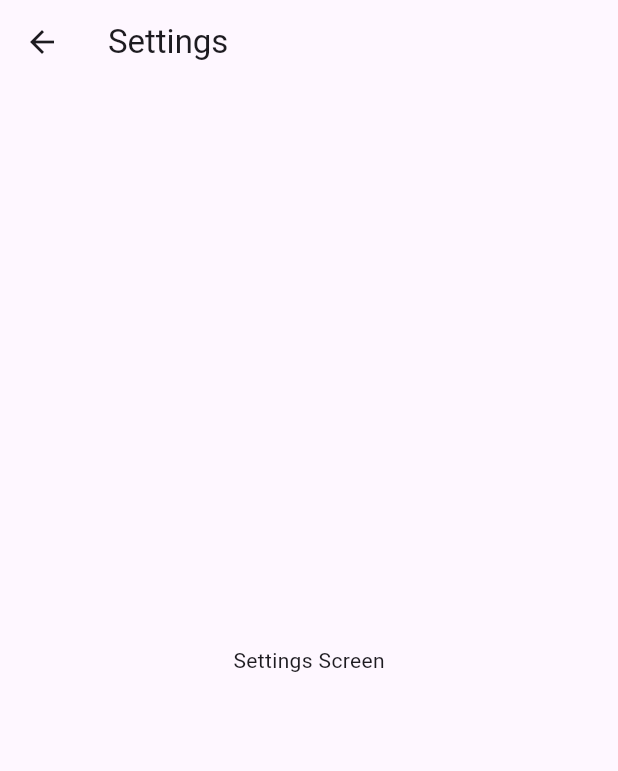
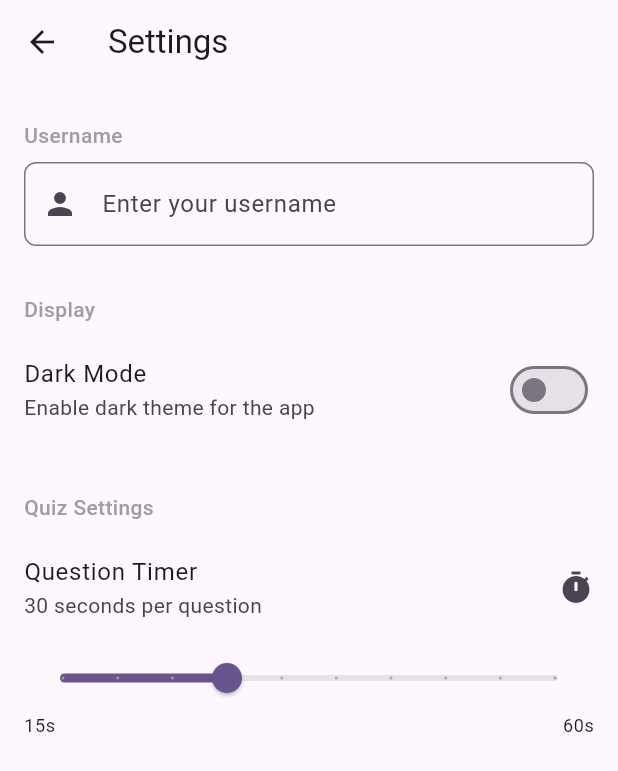
Before and after one commit to OfficialEseosa/Musy, a Flutter app: the SettingsScreen screen opened directly, on a phone screen of 412 x 824 dp. Shown: the top 771 px of the screen. Run offline on Flutter 3.47's test engine with Material 3 defaults, Android fonts, the phone set to English and light mode, and no system bars; our stand-ins replace shared_preferences, sqflite; accounts and stored records are empty.

Commit message:
implementd settings screen with username, dark mode, and timer duration

```diff
--- a/lib/screens/settings_screen.dart
+++ b/lib/screens/settings_screen.dart
@@ -1,4 +1,5 @@
 import 'package:flutter/material.dart';
+import '../services/settings_service.dart';
 
 class SettingsScreen extends StatefulWidget {
   const SettingsScreen({super.key});
@@ -8,14 +9,165 @@ class SettingsScreen extends StatefulWidget {
 }
 
 class _SettingsScreenState extends State<SettingsScreen> {
+  late TextEditingController _usernameController;
+  final SettingsService _settingsService = SettingsService();
+  bool _isDarkMode = false;
+  int _timerDuration = 30;
+  bool _isLoading = true;
+
+  @override
+  void initState() {
+    super.initState();
+    _usernameController = TextEditingController();
+    _loadSettings();
+  }
+
+  @override
+  void dispose() {
+    _usernameController.dispose();
+    super.dispose();
+  }
+
+  Future<void> _loadSettings() async {
+    final username = await _settingsService.getUsername();
+    final isDarkMode = await _settingsService.getDarkMode();
+    final timerDuration = await _settingsService.getTimerDuration();
+
+    setState(() {
+      _usernameController.text = username;
+      _isDarkMode = isDarkMode;
+      _timerDuration = timerDuration;
+      _isLoading = false;
+    });
+  }
+
+  Future<void> _saveUsername(String username) async {
+    await _settingsService.setUsername(username);
+  }
+
+  Future<void> _saveDarkMode(bool isDark) async {
+    await _settingsService.setDarkMode(isDark);
+  }
+
+  Future<void> _saveTimerDuration(int seconds) async {
+    await _settingsService.setTimerDuration(seconds);
+  }
+
   @override
   Widget build(BuildContext context) {
+    if (_isLoading) {
+      return Scaffold(
+        appBar: AppBar(
+          title: const Text('Settings'),
+        ),
+        body: const Center(
+          child: CircularProgressIndicator(),
+        ),
+      );
+    }
+
     return Scaffold(
       appBar: AppBar(
         title: const Text('Settings'),
       ),
-      body: const Center(
-        child: Text('Settings Screen'),
+      body: ListView(
+        padding: const EdgeInsets.all(16.0),
+        children: [
+          // Username Section
+          const SizedBox(height: 8.0),
+          const Text(
+            'Username',
+            style: TextStyle(
+              fontSize: 14.0,
+              fontWeight: FontWeight.w500,
+              color: Colors.grey,
+            ),
+          ),
+          const SizedBox(height: 8.0),
+          TextField(
+            controller: _usernameController,
+            decoration: InputDecoration(
+              hintText: 'Enter your username',
+              border: OutlineInputBorder(
+                borderRadius: BorderRadius.circular(8.0),
+              ),
+              prefixIcon: const Icon(Icons.person),
+            ),
+            onChanged: (value) {
+              _saveUsername(value);
+            },
+          ),
+          const SizedBox(height: 32.0),
+
+          // Dark Mode Section
+          const Text(
+            'Display',
+            style: TextStyle(
+              fontSize: 14.0,
+              fontWeight: FontWeight.w500,
+              color: Colors.grey,
+            ),
+          ),
+          const SizedBox(height: 8.0),
+          SwitchListTile(
+            title: const Text('Dark Mode'),
+            subtitle: const Text('Enable dark theme for the app'),
+            value: _isDarkMode,
+            onChanged: (bool value) {
+              setState(() {
+                _isDarkMode = value;
+              });
+              _saveDarkMode(value);
+            },
+            contentPadding: EdgeInsets.zero,
+          ),
+          const SizedBox(height: 32.0),
+
+          // Timer Duration Section
+          const Text(
+            'Quiz Settings',
+            style: TextStyle(
+              fontSize: 14.0,
+              fontWeight: FontWeight.w500,
+              color: Colors.grey,
+            ),
+          ),
+          const SizedBox(height: 8.0),
+          ListTile(
+            contentPadding: EdgeInsets.zero,
+            title: const Text('Question Timer'),
+            subtitle: Text('${_timerDuration} seconds per question'),
+            trailing: const Icon(Icons.timer),
+          ),
+          Slider(
+            value: _timerDuration.toDouble(),
+            min: 15.0,
+            max: 60.0,
+            divisions: 9, // (60 - 15) / 5 = 9 divisions
+            label: '${_timerDuration}s',
+            onChanged: (double value) {
+              setState(() {
+                _timerDuration = value.toInt();
+              });
+            },
+            onChangeEnd: (double value) {
+              _saveTimerDuration(value.toInt());
+            },
+          ),
+          Row(
+            mainAxisAlignment: MainAxisAlignment.spaceBetween,
+            children: [
+              Text(
+                '15s',
+                style: Theme.of(context).textTheme.bodySmall,
+              ),
+              Text(
+                '60s',
+                style: Theme.of(context).textTheme.bodySmall,
+              ),
+            ],
+          ),
+        ],
       ),
     );
   }
```
